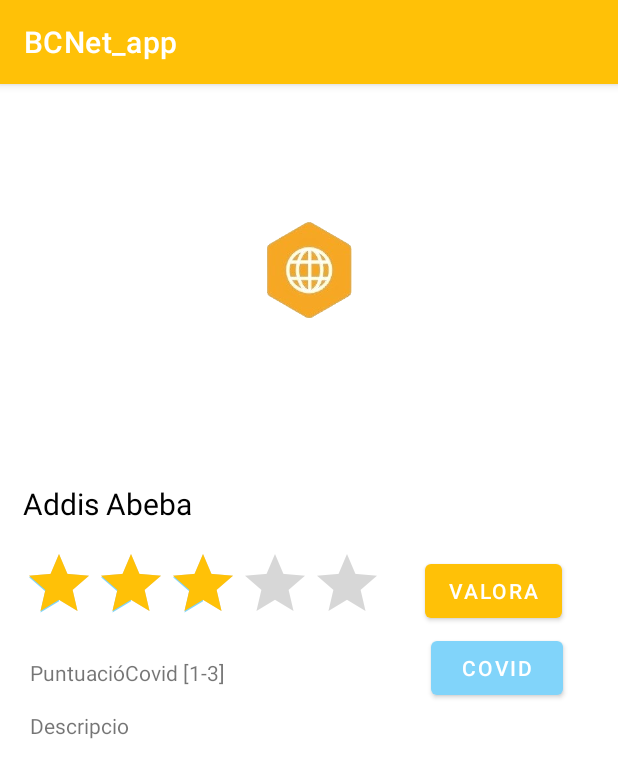
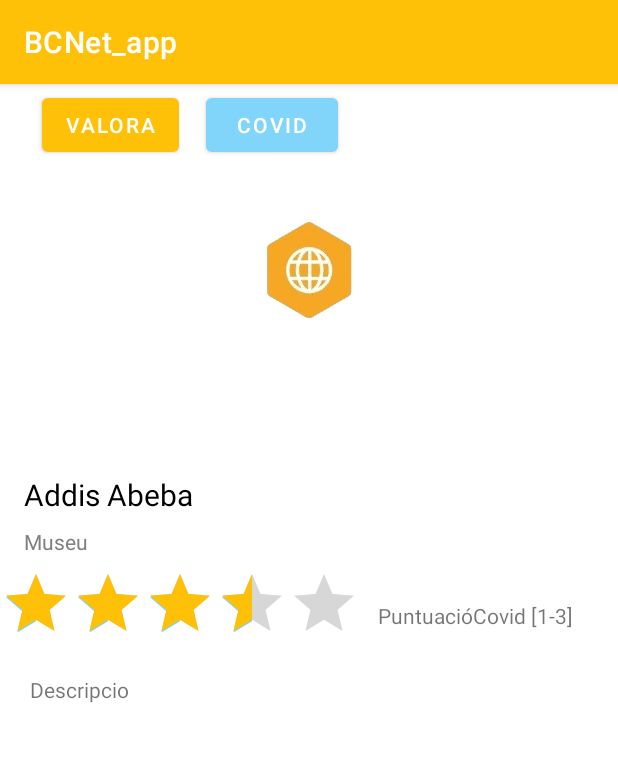
Before and after one commit to hectorantona/BCNet_app, an Android app: the ViewLocalitzacio screen opened directly, with no data from a screen before it, on a phone screen of 412 x 824 dp. Shown: the top 778 px of the screen. Run offline under Robolectric (Android 15) with nearby library versions, the light colour scheme and no system bars; pictures from the network do not load; 3 statements that could not run were skipped.

Commit message:
Canvis layout, preparat per fer crida API

```diff
--- a/app/src/main/java/com/example/bcnet_app/ViewLocalitzacio.java
+++ b/app/src/main/java/com/example/bcnet_app/ViewLocalitzacio.java
@@ -8,6 +8,7 @@ import android.view.View;
 import android.widget.Button;
 import android.widget.ImageView;
 import android.widget.RatingBar;
+import android.widget.Switch;
 import android.widget.TextView;
 
 import androidx.annotation.Nullable;
@@ -22,6 +23,7 @@ import com.bumptech.glide.Glide;
 import com.bumptech.glide.request.RequestOptions;
 import com.example.bcnet_app.Factory.MyViewModelFactory;
 import com.example.bcnet_app.adapter.CommentAdapter;
+import com.example.bcnet_app.adapter.CovidCommentAdapter;
 import com.example.bcnet_app.models.CommentResponse;
 import com.example.bcnet_app.models.LocalitzacionsSearch;
 import com.example.bcnet_app.repositories.LocalitzacioRespository;
@@ -32,6 +34,8 @@ public class ViewLocalitzacio extends AppCompatActivity {
 
     private RecyclerView mRecyclerView;
     private CommentAdapter mAdapter;
+    private CovidCommentAdapter mCovidAdapter;
+
     private CommentViewModel commentViewModel;
     private String nom_localitzacio;
     private SharedPreferences mPreferences;
@@ -71,6 +75,8 @@ public class ViewLocalitzacio extends AppCompatActivity {
         getIncomingIntent();
 
         initRecycleView();
+
+        initCovidRecycleView();
 
         commentViewModel = new ViewModelProvider(this, new MyViewModelFactory(nom_localitzacio)).get(CommentViewModel.class);
         commentViewModel.init();
@@ -130,12 +136,30 @@ public class ViewLocalitzacio extends AppCompatActivity {
         mRecyclerView.setAdapter(mAdapter);
     }
 
+    private void initCovidRecycleView() {
+        //Si ho podem fer amb l'id del comment millor que amb aixo
+        LiveData<LocalitzacionsSearch> l = LocalitzacioRespository.getInstance().getlocalitzacions();
+        //Agafem l'id de la localització per crear el comment
+        Log.d(TAG, "nom localitzacio: " + nom_localitzacio);
+        String idlocalitzacio = l.getValue().getelembyname(nom_localitzacio).getId();
+
+        mPreferences = getSharedPreferences("User", 0);
+        String nomuser = mPreferences.getString("username", null);
+
+        mCovidAdapter = new CovidCommentAdapter(this, idlocalitzacio, nomuser); //Comment Adpater --> Covid Adpater
+        mRecyclerView = findViewById(R.id.llista_Covidcomentari);
+        RecyclerView.LayoutManager linearLayoutManager = new LinearLayoutManager(this);
+        mRecyclerView.setLayoutManager(linearLayoutManager);
+        mRecyclerView.setAdapter(mCovidAdapter);
+    }
+
     private void getIncomingIntent (){
         if(getIntent().hasExtra("imatge")&& getIntent().hasExtra("nom_localitzacio")) {
 
             String imageUrl = getIntent().getStringExtra("imatge");
             nom_localitzacio = getIntent().getStringExtra("nom_localitzacio");
             String content = getIntent().getStringExtra("content");
+            String categoria = getIntent().getStringExtra("categoria"); //CANVIAR
             Float puntuacio_global = Float.parseFloat(getIntent().getStringExtra("puntuacio_global"));
             String puntuacio_Covid = getIntent().getStringExtra("puntuacioCovid");
 
@@ -144,16 +168,19 @@ public class ViewLocalitzacio extends AppCompatActivity {
             RatingBar puntuacioGlobal = findViewById(R.id.puntuacioGlobal);
             puntuacioGlobal.setRating(puntuacio_global);
 
+            TextView category = findViewById(R.id.categoria_localitzacio);
+            category.setText(categoria);
+
             TextView puntuacioCovid = findViewById(R.id.puntuacioCovid);
             puntuacioCovid.setText(puntuacio_Covid);
         }
     }
     private void setImage (String imageUrl, String nom_localitzacio, String content){
 
-        TextView name = findViewById(R.id.Nom_Localitzacio);
+        TextView name = findViewById(R.id.nom_localitzacio);
         name.setText(nom_localitzacio);
 
-        TextView descripcio = findViewById(R.id.descripcio);
+        TextView descripcio = findViewById(R.id.descripcio_localitzacio);
         descripcio.setText(content);
 
         ImageView imatge = findViewById(R.id.imatge);
--- a/app/src/main/java/com/example/bcnet_app/adapter/RecyclerViewAdapter.java
+++ b/app/src/main/java/com/example/bcnet_app/adapter/RecyclerViewAdapter.java
@@ -77,6 +77,8 @@ public class RecyclerViewAdapter extends RecyclerView.Adapter<RecyclerViewAdapte
         intent.putExtra("nom_localitzacio", localitzacio.getName());
         intent.putExtra("content", localitzacio.getContent());
         intent.putExtra("puntuacio_global", localitzacio.getPuntuacioGlobal());
+        intent.putExtra("categoria", localitzacio.getCategory());
+
 
         context.startActivity(intent);
     }
--- a/app/src/main/res/layout/activity_view_localitzacio.xml
+++ b/app/src/main/res/layout/activity_view_localitzacio.xml
@@ -11,85 +11,102 @@
         android:id="@+id/imatge"
         android:layout_width="match_parent"
         android:layout_height="250dp"
-        android:layout_weight="70"
+        android:layout_gravity="center"
         android:contentDescription="TODO"
         android:scaleType="center"
         android:src="@mipmap/ic_launcher_round" />
 
     <TextView
-        android:id="@+id/Nom_Localitzacio"
+        android:id="@+id/nom_localitzacio"
         android:layout_width="wrap_content"
         android:layout_height="wrap_content"
         android:layout_below="@+id/imatge"
-        android:layout_marginLeft="15dp"
-        android:layout_marginTop="16dp"
+        android:layout_marginStart="16dp"
+        android:layout_marginLeft="8dp"
+        android:layout_marginTop="10dp"
         android:text="Addis Abeba"
         android:textColor="@color/black"
-        android:textSize="20sp"
-        android:layout_marginStart="15dp" />
+        android:textSize="20sp" />
+
+    <TextView
+        android:id="@+id/categoria_localitzacio"
+        android:layout_width="wrap_content"
+        android:layout_height="wrap_content"
+        android:layout_below="@+id/nom_localitzacio"
+        android:layout_marginStart="16dp"
+        android:layout_marginLeft="8dp"
+        android:layout_marginTop="8dp"
+        android:text="Museu"
+        android:textColor="@android:color/tertiary_text_light"
+        android:textSize="14sp" />
 
     <RatingBar
         android:id="@+id/puntuacioGlobal"
         android:layout_width="wrap_content"
         android:layout_height="wrap_content"
-        android:layout_below="@+id/Nom_Localitzacio"
-        android:layout_marginLeft="15dp"
-        android:layout_marginTop="16dp"
+        android:layout_below="@+id/categoria_localitzacio"
+        android:layout_marginTop="8dp"
         android:isIndicator="true"
         android:numStars="5"
         android:progressTint="@color/app_color"
-        android:rating="3"
-        android:stepSize="0.5" />
+        android:stepSize="0.5"
+        android:rating="3.5" />
 
+    <TextView
+        android:id="@+id/descripcio_localitzacio"
+        android:layout_width="match_parent"
+        android:layout_height="wrap_content"
+        android:layout_below="@+id/puntuacioGlobal"
+        android:layout_marginLeft="20dp"
+        android:layout_marginTop="14dp"
+        android:layout_marginRight="20dp"
+        android:text="Descripcio" />
 
     <Button
         android:id="@+id/BtnValorar"
         android:layout_width="wrap_content"
         android:layout_height="wrap_content"
-        android:layout_below="@+id/imatge"
         android:layout_marginStart="28dp"
         android:layout_marginLeft="28dp"
-        android:layout_marginTop="64dp"
-        android:layout_toEndOf="@+id/puntuacioGlobal"
-        android:layout_toRightOf="@+id/puntuacioGlobal"
+        android:layout_marginTop="3dp"
         android:text="Valora" />
+
+    <Button
+        android:id="@+id/BtnCovid"
+        android:layout_width="wrap_content"
+        android:layout_height="wrap_content"
+        android:layout_marginStart="137dp"
+        android:layout_marginLeft="133dp"
+        android:layout_marginTop="3dp"
+        android:text="Covid"
+        app:backgroundTint="#81D4FA" />
 
     <TextView
         android:id="@+id/puntuacioCovid"
         android:layout_width="wrap_content"
         android:layout_height="wrap_content"
-        android:layout_below="@+id/puntuacioGlobal"
-        android:layout_marginTop="16dp"
-        android:layout_marginLeft="20dp"
+        android:layout_below="@+id/categoria_localitzacio"
+        android:layout_marginStart="12dp"
+        android:layout_marginLeft="12dp"
+        android:layout_marginTop="30dp"
+        android:layout_toEndOf="@+id/puntuacioGlobal"
+        android:layout_toRightOf="@+id/puntuacioGlobal"
         android:text="PuntuacióCovid [1-3]" />
 
-    <Button
-        android:id="@+id/BtnCovid"
-        android:layout_width="wrap_content"
-        android:layout_height="wrap_content"
-        android:layout_below="@+id/BtnValorar"
-        android:layout_marginStart="137dp"
-        android:layout_marginLeft="133dp"
-        android:layout_marginTop="3dp"
-        android:layout_toEndOf="@+id/puntuacioCovid"
-        android:layout_toRightOf="@+id/puntuacioCovid"
-        android:text="Covid"
-        app:backgroundTint="#81D4FA" />
+    <androidx.recyclerview.widget.RecyclerView
+        android:id="@+id/llista_comentari"
+        android:layout_width="match_parent"
+        android:layout_height="75dp"
+        android:layout_below="@+id/descripcio_localitzacio"
+        android:layout_marginTop="8dp">
 
-    <TextView
-        android:id="@+id/descripcio"
-        android:layout_width="match_parent"
-        android:layout_height="wrap_content"
-        android:layout_below="@+id/puntuacioCovid"
-        android:layout_marginLeft="20dp"
-        android:layout_marginTop="16dp"
-        android:layout_marginRight="20dp"
-        android:text="Descripcio" />
+    </androidx.recyclerview.widget.RecyclerView>
 
     <androidx.recyclerview.widget.RecyclerView
+        android:id="@+id/llista_Covidcomentari"
         android:layout_width="match_parent"
         android:layout_height="match_parent"
-        android:layout_below="@id/descripcio"
-        android:id="@+id/llista_comentari"></androidx.recyclerview.widget.RecyclerView>
+        android:layout_below="@+id/llista_comentari"
+        android:layout_marginTop="8dp" />
 
 </RelativeLayout>
```
Also changed, not shown: app/src/main/java/com/example/bcnet_app/adapter/CovidCommentAdapter.java (added, +107 -0 lines), app/src/main/java/com/example/bcnet_app/api/DadesCovidService.java (added, +16 -0 lines), app/src/main/java/com/example/bcnet_app/models/DadesCovid.java (+15 -2 lines), app/src/main/java/com/example/bcnet_app/models/DadesCovidResponse.java (added, +32 -0 lines), app/src/main/java/com/example/bcnet_app/repositories/DadesCovidRepository.java (+24 -0 lines), app/src/main/res/layout/layout_covidcomentitem.xml (added, +79 -0 lines).
